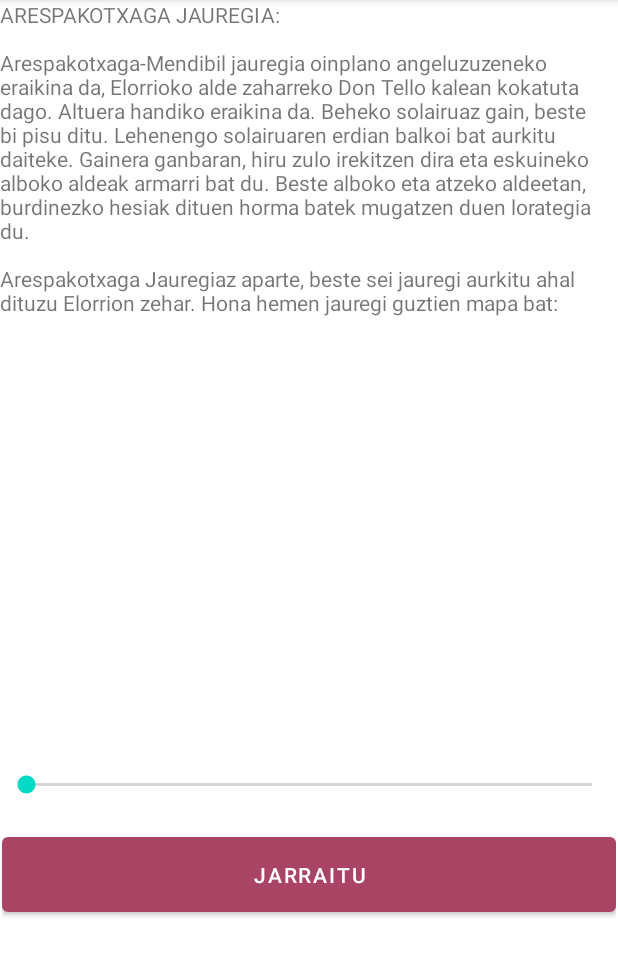
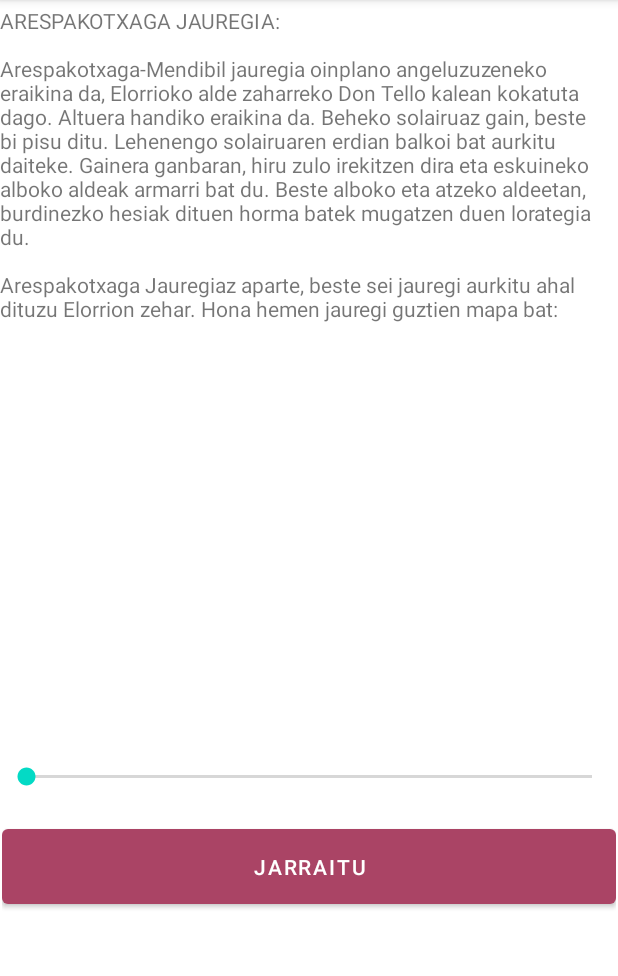
Before and after one commit to Javitrix01/DidaktikElorrioApp, an Android app: the IntroduccionParada5 screen opened directly, with no data from a screen before it, on a phone screen of 412 x 824 dp, the part 84-1060 px from its top. Run offline under Robolectric (Android 15) with nearby library versions, the phone set to English and light mode, and no system bars; Roboto replaces fonts that are not available here.

Commit message:
Parada 5

```diff
--- a/DidaktikElorrioApp/app/src/main/res/layout/activity_introduccion_parada5.xml
+++ b/DidaktikElorrioApp/app/src/main/res/layout/activity_introduccion_parada5.xml
@@ -7,14 +7,14 @@
     tools:context=".IntroduccionParada5">
 
     <ScrollView
+        android:id="@+id/SVJauregia"
         android:layout_width="413dp"
         android:layout_height="216dp"
-        app:layout_constraintBottom_toTopOf="@+id/linearLayout8"
+        android:layout_marginTop="4dp"
         app:layout_constraintEnd_toEndOf="parent"
         app:layout_constraintHorizontal_bias="0.0"
         app:layout_constraintStart_toStartOf="parent"
-        app:layout_constraintTop_toTopOf="parent"
-        app:layout_constraintVertical_bias="0.0">
+        app:layout_constraintTop_toTopOf="parent">
 
         <TextView
             android:id="@+id/textView3"
@@ -24,6 +24,7 @@
     </ScrollView>
 
     <LinearLayout
+        android:id="@+id/linearLayout10"
         android:layout_width="409dp"
         android:layout_height="147dp"
         android:layout_marginStart="1dp"
@@ -33,8 +34,8 @@
         app:layout_constraintEnd_toEndOf="parent"
         app:layout_constraintHorizontal_bias="0.0"
         app:layout_constraintStart_toStartOf="parent"
-        app:layout_constraintTop_toTopOf="parent"
-        app:layout_constraintVertical_bias="0.797">
+        app:layout_constraintTop_toBottomOf="@+id/SVJauregia"
+        app:layout_constraintVertical_bias="0.673">
 
         <SeekBar
             android:id="@+id/seekBar"
@@ -55,9 +56,9 @@
         android:layout_height="213dp"
         app:layout_constraintBottom_toBottomOf="parent"
         app:layout_constraintEnd_toEndOf="parent"
-        app:layout_constraintHorizontal_bias="0.0"
+        app:layout_constraintHorizontal_bias="0.005"
         app:layout_constraintStart_toStartOf="parent"
         app:layout_constraintTop_toTopOf="parent"
-        app:layout_constraintVertical_bias="0.416"
+        app:layout_constraintVertical_bias="0.438"
         tools:srcCompat="@drawable/reina1" />
 </androidx.constraintlayout.widget.ConstraintLayout>
```
